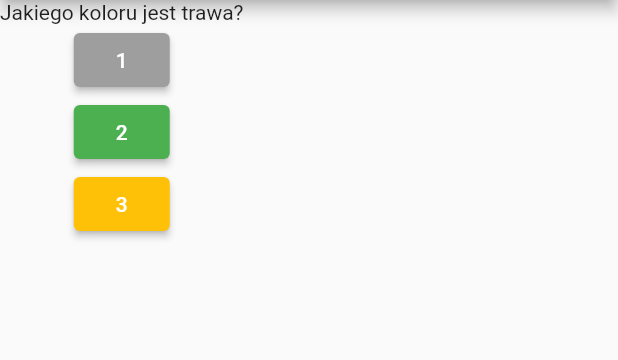
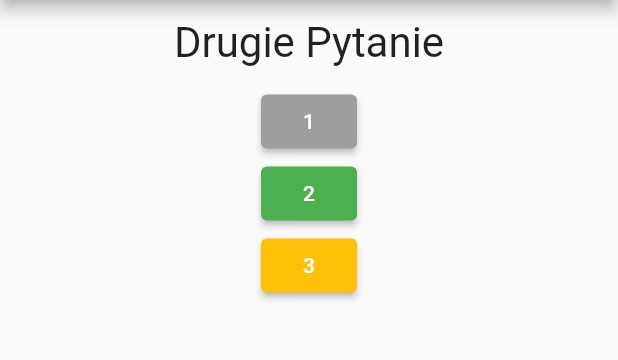
Before and after one commit to Pioxis/first_app, a Flutter app: the screen it shows after launch, after a tap on an icon or button, on a phone screen of 412 x 824 dp, the part 84-444 px from its top. Run offline on Flutter 3.47's test engine with Material 2 defaults, Android fonts, the phone set to English and light mode, and no system bars.

Commit message:
41. finished

```diff
--- a/lib/main.dart
+++ b/lib/main.dart
@@ -1,24 +1,46 @@
 import 'package:flutter/material.dart';
+
+import './question.dart';
 
 void main() {
   runApp(MyApp());
 }
 
-class MyApp extends StatelessWidget {
-  void answerQuestion(int number){
+class MyApp extends StatefulWidget {
+  //to refactor ALT + ENTER
+  @override
+  State<MyApp> createState() => _MyAppState();
+}
+
+class _MyAppState extends State<MyApp> {
+  void answerQuestion(int number) {
+    setState(() {
+      questionIndex = questionIndex + 1;
+      if (questionIndex > questions.length - 1) {
+        questionIndex = 0;
+      }
+    });
     debugPrint('Answer choosen ' + number.toString());
   }
+
+  var questionIndex = 0;
+  var questions = ['Pytanie pierwsze?', 'Drugie Pytanie', 'Pytanie TRZECIE?'];
+
   @override
   Widget build(BuildContext context) {
     return MaterialApp(
       home: Scaffold(
         appBar: AppBar(
-          title: Text('Udemy course'),
+          title: Text(
+            'Udemy course',
+          ),
         ),
         body: Column(
           //crossAxisAlignment: CrossAxisAlignment.start,
           children: <Widget>[
-            Text('Jakiego koloru jest trawa?'),
+            Question(
+              questions[questionIndex],
+            ),
             ElevatedButton(
               onPressed: () {
                 answerQuestion(1);
@@ -29,17 +51,21 @@ class MyApp extends StatelessWidget {
               ),
             ),
             ElevatedButton(
-              onPressed: (){
+              onPressed: () {
                 answerQuestion(2);
               },
-              child: Text('2'),
+              child: Text(
+                '2',
+              ),
               style: ElevatedButton.styleFrom(
                 primary: Colors.green,
               ),
             ),
             ElevatedButton(
               onPressed: () {},
-              child: Text('3'),
+              child: Text(
+                '3',
+              ),
               style: ElevatedButton.styleFrom(
                 primary: Colors.amber,
               ),
--- /dev/null
+++ b/lib/question.dart
@@ -0,0 +1,25 @@
+import 'package:flutter/material.dart';
+
+class Question extends StatelessWidget {
+  final String questionText;
+
+  //Konstruktor który przyjmuje wejściową wartość wpisywaną do zmiennej "this."
+  //Nawiasy "wąski - {}" sprawiają, że wprowadzenie wartości jest opcjonalne
+  Question(this.questionText);
+
+  @override
+  Widget build(BuildContext context) {
+    //CTRL + Spacja pokazuje parametry widgetu
+    return Container(
+      width: double.infinity,
+      margin: EdgeInsets.all(12),
+      child: Text(
+        questionText,
+        style: TextStyle(
+          fontSize: 28,
+        ),
+        textAlign: TextAlign.center,
+      ),
+    );
+  }
+}
```
